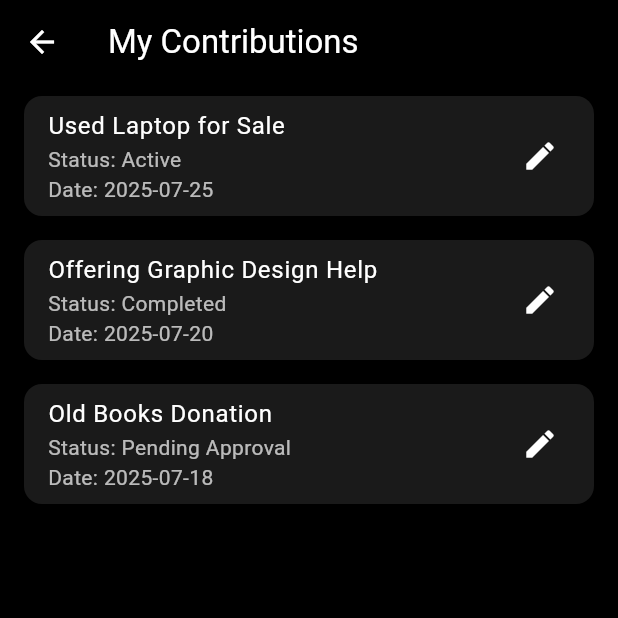
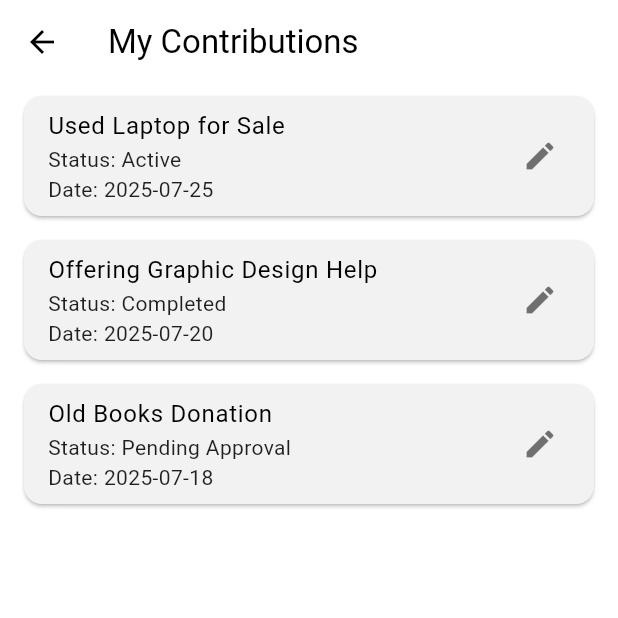
Before and after one commit to rilli-00/Dawwerha, a Flutter app: the MyContributionsPage screen opened directly, on a phone screen of 412 x 824 dp, the top half of it. Run offline on Flutter 3.47's test engine with Material 3 defaults, Android fonts, the light colour scheme and no system bars; network calls fail.

Commit message:
updates on account info , my orders and my cintributions screens

```diff
--- a/lib/screen/homeScreen.dart
+++ b/lib/screen/homeScreen.dart
@@ -56,7 +56,7 @@ class _HomeScreenState extends State<HomeScreen> {
               if (value == 'My Account') {
                 Navigator.push(
                   context,
-                  MaterialPageRoute(builder: (_) => AccountInfoPage()),
+                  MaterialPageRoute(builder: (_) => MyAccountPage()),
                 );
               } else if (value == 'My Requests') {
                 Navigator.push(
--- a/lib/screen/myCintributionsScreen.dart
+++ b/lib/screen/myCintributionsScreen.dart
@@ -25,11 +25,11 @@ class MyContributionsPage extends StatelessWidget {
     ];
 
     return Scaffold(
-      backgroundColor: Colors.black,
+      backgroundColor: Colors.white, // <-- خلفية بيضاء
       appBar: AppBar(
         title: const Text('My Contributions'),
-        backgroundColor: Colors.black,
-        foregroundColor: Colors.white,
+        backgroundColor: Colors.white,
+        foregroundColor: Colors.black,
         elevation: 0,
       ),
       body: ListView.builder(
@@ -37,18 +37,18 @@ class MyContributionsPage extends StatelessWidget {
         itemBuilder: (context, index) {
           final item = contributions[index];
           return Card(
-            color: Colors.white10,
+            color: const Color(0xFFF2F2F2), // لون فاتح للبطاقات
             margin: const EdgeInsets.symmetric(horizontal: 16, vertical: 8),
             child: ListTile(
               title: Text(
                 item['title'] ?? '',
-                style: const TextStyle(color: Colors.white),
+                style: const TextStyle(color: Colors.black),
               ),
               subtitle: Text(
                 'Status: ${item['status']} \nDate: ${item['date']}',
-                style: const TextStyle(color: Colors.white70),
+                style: const TextStyle(color: Colors.black87),
               ),
-              trailing: const Icon(Icons.edit, color: Colors.white),
+              trailing: const Icon(Icons.edit, color: Colors.black54),
               onTap: () {
                 // Open contribution details or edit page
               },
```
Also changed, not shown: lib/screen/MyAccountScreen.dart (+24 -31 lines), lib/screen/myRequestsScreen.dart (+7 -7 lines).
